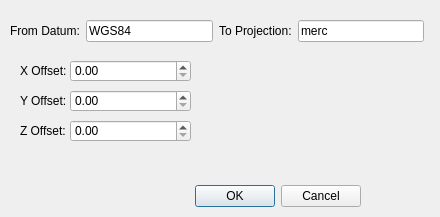
Qt form src/OpenCOVER/DrivingSim/oddlot/src/gui/projectionsettings.ui (hlrs-vis/covise) before a commit.
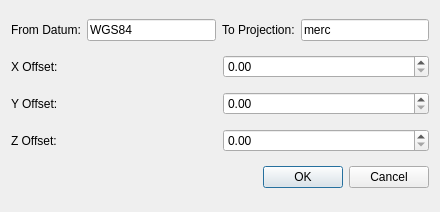
The same form after that commit.

Commit message: changed settings layout added osm motorway

```diff
--- a/src/OpenCOVER/DrivingSim/oddlot/src/gui/projectionsettings.ui
+++ b/src/OpenCOVER/DrivingSim/oddlot/src/gui/projectionsettings.ui
@@ -7,21 +7,56 @@
     <x>0</x>
     <y>0</y>
     <width>440</width>
-    <height>217</height>
+    <height>212</height>
    </rect>
   </property>
   <property name="windowTitle">
    <string>Projection Settings</string>
   </property>
+  <layout class="QGridLayout" name="gridLayout">
+   <item row="0" column="0" colspan="2">
+    <layout class="QHBoxLayout" name="horizontalLayout">
+     <property name="sizeConstraint">
+      <enum>QLayout::SetDefaultConstraint</enum>
+     </property>
+     <item>
+      <widget class="QLabel" name="label_4">
+       <property name="text">
+        <string>From Datum:</string>
+       </property>
+      </widget>
+     </item>
+     <item>
+      <widget class="QLineEdit" name="FromDatumEdit">
+       <property name="text">
+        <string>WGS84</string>
+       </property>
+      </widget>
+     </item>
+     <item>
+      <widget class="QLabel" name="label_5">
+       <property name="text">
+        <string>To Projection:</string>
+       </property>
+      </widget>
+     </item>
+     <item>
+      <widget class="QLineEdit" name="ToProjectionEdit">
+       <property name="text">
+        <string>merc</string>
+       </property>
+      </widget>
+     </item>
+    </layout>
+   </item>
+   <item row="2" column="1">
+    <widget class="QDoubleSpinBox" name="YOffsetSpin"/>
+   </item>
+   <item row="1" column="1">
+    <widget class="QDoubleSpinBox" name="XOffsetSpin"/>
+   </item>
+   <item row="4" column="0" colspan="2">
   <widget class="QDialogButtonBox" name="buttonBox">
-   <property name="geometry">
-    <rect>
-     <x>20</x>
-     <y>180</y>
-     <width>341</width>
-     <height>32</height>
-    </rect>
-   </property>
    <property name="orientation">
     <enum>Qt::Horizontal</enum>
    </property>
@@ -29,115 +64,32 @@
     <set>QDialogButtonBox::Cancel|QDialogButtonBox::Ok</set>
    </property>
   </widget>
-  <widget class="QDoubleSpinBox" name="XOffsetSpin">
-   <property name="geometry">
-    <rect>
-     <x>70</x>
-     <y>60</y>
-     <width>121</width>
-     <height>22</height>
-    </rect>
-   </property>
-  </widget>
+   </item>
+   <item row="1" column="0">
   <widget class="QLabel" name="label">
-   <property name="geometry">
-    <rect>
-     <x>20</x>
-     <y>64</y>
-     <width>46</width>
-     <height>13</height>
-    </rect>
-   </property>
    <property name="text">
     <string>X Offset:</string>
    </property>
   </widget>
+   </item>
+   <item row="2" column="0">
   <widget class="QLabel" name="label_2">
-   <property name="geometry">
-    <rect>
-     <x>20</x>
-     <y>94</y>
-     <width>46</width>
-     <height>13</height>
-    </rect>
-   </property>
    <property name="text">
     <string>Y Offset:</string>
    </property>
   </widget>
-  <widget class="QDoubleSpinBox" name="YOffsetSpin">
-   <property name="geometry">
-    <rect>
-     <x>70</x>
-     <y>90</y>
-     <width>121</width>
-     <height>22</height>
-    </rect>
-   </property>
-  </widget>
+   </item>
+   <item row="3" column="1">
+    <widget class="QDoubleSpinBox" name="ZOffsetSpin"/>
+   </item>
+   <item row="3" column="0">
   <widget class="QLabel" name="label_3">
-   <property name="geometry">
-    <rect>
-     <x>20</x>
-     <y>124</y>
-     <width>46</width>
-     <height>13</height>
-    </rect>
-   </property>
    <property name="text">
     <string>Z Offset:</string>
    </property>
   </widget>
-  <widget class="QDoubleSpinBox" name="ZOffsetSpin">
-   <property name="geometry">
-    <rect>
-     <x>70</x>
-     <y>120</y>
-     <width>121</width>
-     <height>22</height>
-    </rect>
-   </property>
-  </widget>
-  <widget class="QWidget" name="">
-   <property name="geometry">
-    <rect>
-     <x>10</x>
-     <y>20</y>
-     <width>414</width>
-     <height>22</height>
-    </rect>
-   </property>
-   <layout class="QHBoxLayout" name="horizontalLayout">
-    <item>
-     <widget class="QLabel" name="label_4">
-      <property name="text">
-       <string>From Datum:</string>
-      </property>
-     </widget>
-    </item>
-    <item>
-     <widget class="QLineEdit" name="FromDatumEdit">
-      <property name="text">
-       <string>WGS84</string>
-      </property>
-     </widget>
-    </item>
-    <item>
-     <widget class="QLabel" name="label_5">
-      <property name="text">
-       <string>To Projection:</string>
-      </property>
-     </widget>
-    </item>
-    <item>
-     <widget class="QLineEdit" name="ToProjectionEdit">
-      <property name="text">
-       <string>merc</string>
-      </property>
-     </widget>
-    </item>
-   </layout>
-  </widget>
+   </item>
+  </layout>
  </widget>
  <resources/>
  <connections>
```
Lines whose indentation alone changed are shown as unchanged. The commit also changes 7 other files.
